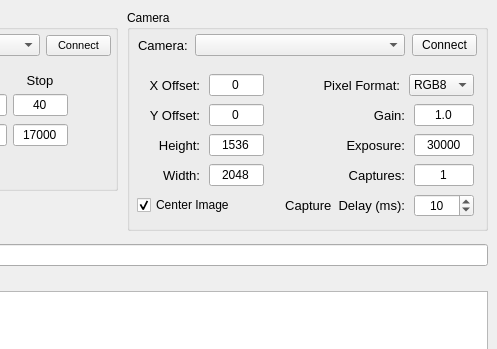
First picture: the form in capture_gui/src/capture_gui.ui, repository NSWC-Crane/passive_range, before the edit; both pictures show x 183 to 680 and y 0 to 349 of the 680 by 604 pixel window.
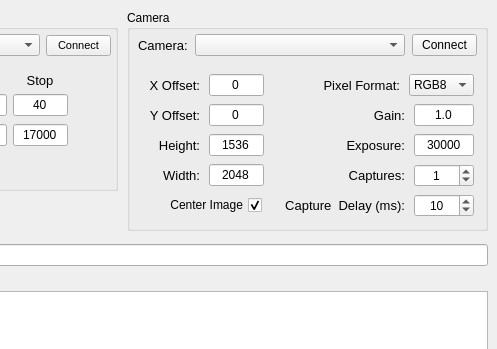
Second picture: the form after the edit.

What changed in the file:
```diff
--- a/capture_gui/src/capture_gui.ui
+++ b/capture_gui/src/capture_gui.ui
@@ -1017,7 +1017,7 @@
        </widget>
       </item>
       <item>
-       <widget class="QLineEdit" name="num_caps">
+       <widget class="QSpinBox" name="num_caps">
         <property name="minimumSize">
          <size>
           <width>60</width>
@@ -1030,12 +1030,15 @@
           <height>16777215</height>
          </size>
         </property>
-        <property name="text">
-         <string>1</string>
-        </property>
         <property name="alignment">
          <set>Qt::AlignCenter</set>
         </property>
+        <property name="maximum">
+         <number>1000</number>
+        </property>
+        <property name="value">
+         <number>1</number>
+        </property>
        </widget>
       </item>
      </layout>
@@ -1052,6 +1055,21 @@
      <layout class="QHBoxLayout" name="horizontalLayout_16">
       <item>
        <widget class="QCheckBox" name="center_cb">
+        <property name="minimumSize">
+         <size>
+          <width>120</width>
+          <height>0</height>
+         </size>
+        </property>
+        <property name="maximumSize">
+         <size>
+          <width>120</width>
+          <height>16777215</height>
+         </size>
+        </property>
+        <property name="layoutDirection">
+         <enum>Qt::RightToLeft</enum>
+        </property>
         <property name="text">
          <string>Center Image</string>
         </property>
```
Left out of the diff: 4 changed lines with no effect on the pictures.
